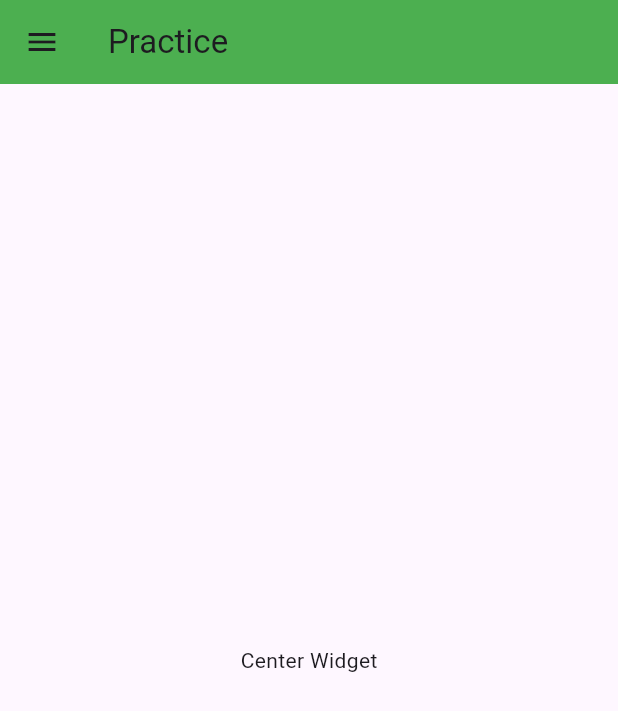
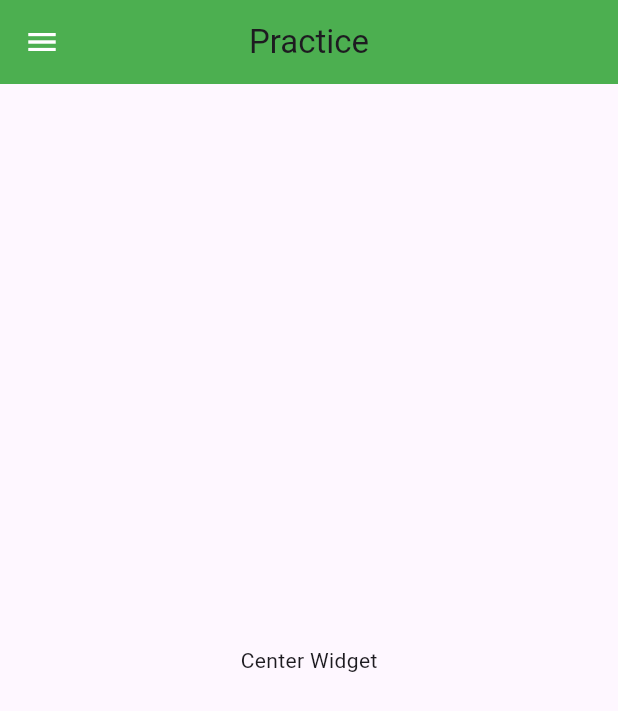
Before and after one commit to MrHamaad/drawer, a Flutter app: the screen it shows after launch, on a phone screen of 412 x 824 dp. Shown: the top 711 px of the screen. Run offline on Flutter 3.47's test engine with Material 3 defaults, Android fonts, the phone set to English and light mode, and no system bars.

```diff
--- a/lib/main.dart
+++ b/lib/main.dart
@@ -1,19 +1,31 @@
 import 'package:flutter/material.dart';
 
 void main() {
-  runApp(const MyApp());
+  runApp(MyApp());
 }
 class MyApp extends StatelessWidget {
-  const MyApp({super.key});
+  MyApp({super.key});
+  GlobalKey<ScaffoldState> globalKey=new GlobalKey<ScaffoldState>();
 
   @override
   Widget build(BuildContext context) {
     return MaterialApp(
       debugShowCheckedModeBanner: false,
       home: Scaffold(
+        key: globalKey,
         appBar: AppBar(
           backgroundColor: Colors.green,
           title: Text("Practice"),
+          centerTitle: true,
+          leading: IconButton(
+            onPressed: (){
+            globalKey.currentState?.openDrawer();
+            },
+            style: IconButton.styleFrom(
+              foregroundColor: Colors.white
+            ),
+            icon: Icon(Icons.menu),
+          ),
         ),
         drawer: Drawer(
           backgroundColor: Colors.white,
```
